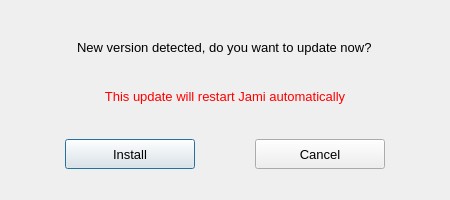
First picture: the form in updateconfirmdialog.ui, repository savoirfairelinux/jami-client-windows, before the edit.
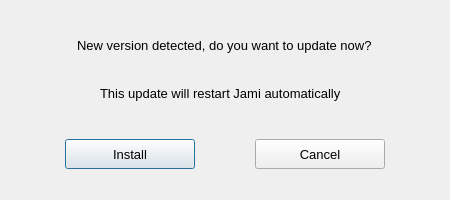
Second picture: the form after the edit.

Diff of the .ui file:
```diff
--- a/updateconfirmdialog.ui
+++ b/updateconfirmdialog.ui
@@ -88,7 +88,25 @@
      </property>
     </spacer>
    </item>
-   <item alignment="Qt::AlignHCenter">
+   <item>
+    <layout class="QHBoxLayout" name="horizontalLayout_2">
+     <property name="spacing">
+      <number>0</number>
+     </property>
+     <item>
+      <spacer name="horizontalSpacer_4">
+       <property name="orientation">
+        <enum>Qt::Horizontal</enum>
+       </property>
+       <property name="sizeHint" stdset="0">
+        <size>
+         <width>10</width>
+         <height>20</height>
+        </size>
+       </property>
+      </spacer>
+     </item>
+     <item>
     <widget class="QLabel" name="labelWarning">
      <property name="sizePolicy">
       <sizepolicy hsizetype="Fixed" vsizetype="Expanding">
@@ -107,14 +125,14 @@
        <pointsize>10</pointsize>
       </font>
      </property>
-     <property name="styleSheet">
-      <string notr="true">color: red;</string>
-     </property>
      <property name="text">
-      <string>This update will restart Jami automatically</string>
+        <string>&lt;html&gt;&lt;head/&gt;&lt;body&gt;&lt;p&gt;This update will restart Jami automatically&lt;/p&gt;&lt;/body&gt;&lt;/html&gt;</string>
+       </property>
+       <property name="textFormat">
+        <enum>Qt::RichText</enum>
      </property>
      <property name="alignment">
-      <set>Qt::AlignCenter</set>
+        <set>Qt::AlignJustify|Qt::AlignTop</set>
      </property>
      <property name="wordWrap">
       <bool>true</bool>
@@ -123,6 +141,21 @@
       <number>3</number>
      </property>
     </widget>
+     </item>
+     <item>
+      <spacer name="horizontalSpacer_5">
+       <property name="orientation">
+        <enum>Qt::Horizontal</enum>
+       </property>
+       <property name="sizeHint" stdset="0">
+        <size>
+         <width>10</width>
+         <height>20</height>
+        </size>
+       </property>
+      </spacer>
+     </item>
+    </layout>
    </item>
    <item>
     <spacer name="verticalSpacer_2">
```
Lines whose indentation alone changed are shown as unchanged.
